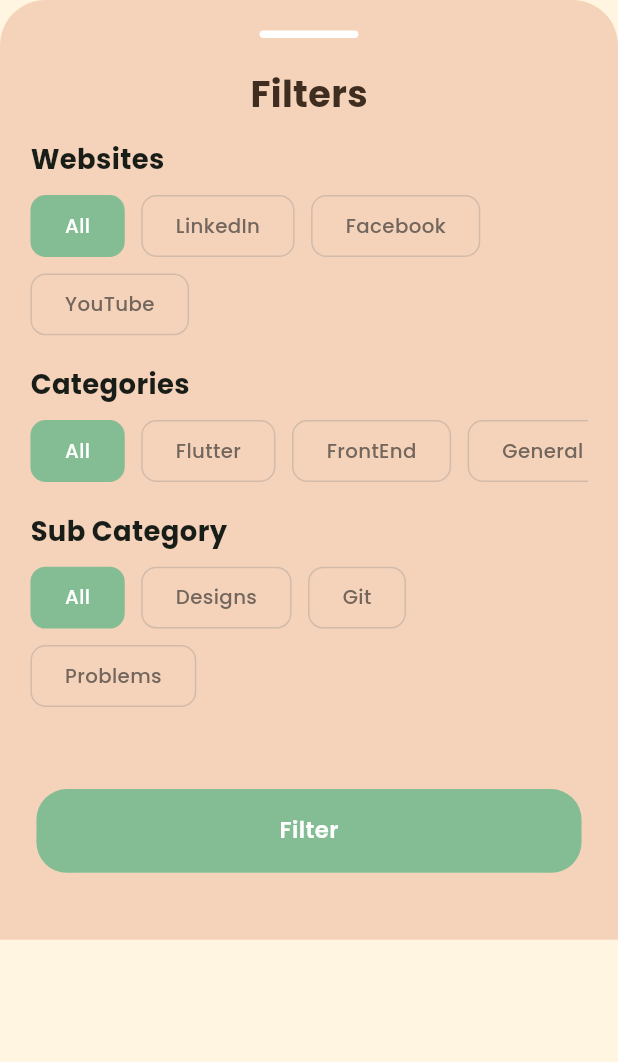
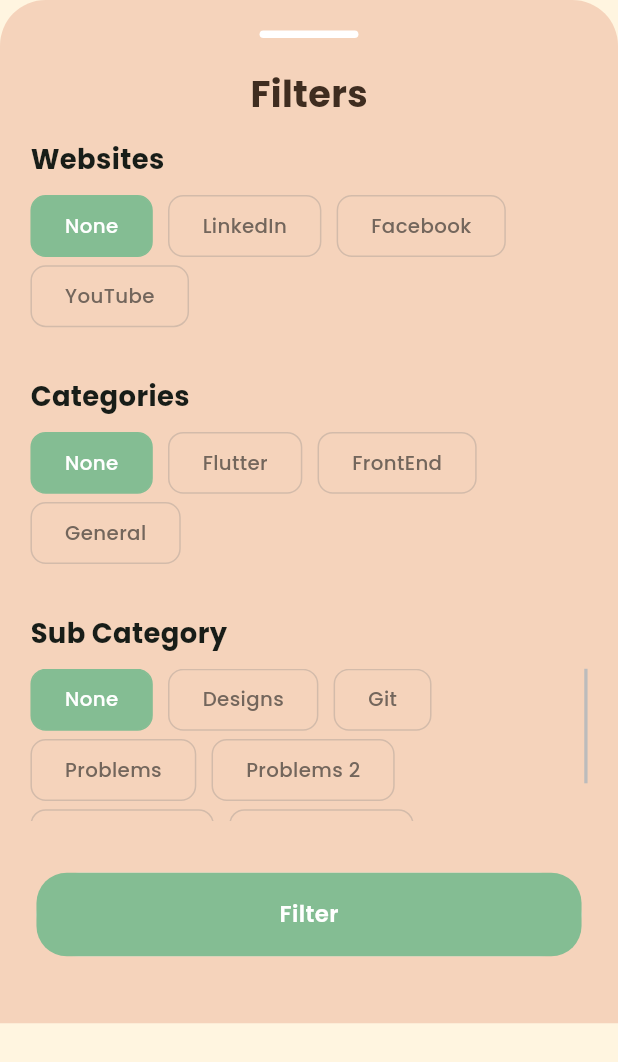
Before and after one commit to walidgithub/save_favorite_posts, a Flutter app: the FilterSheet widget shown alone on an empty page, opened directly, on a phone screen of 412 x 824 dp. Shown: the top 1062 px of the screen. Run offline on Flutter 3.47's test engine with Material 3 defaults, Android fonts, the phone set to English and light mode, and no system bars; our stand-ins replace animate_do, bloc, dartz, dio, dots_indicator, easy_localization and 16 more; accounts and stored records are empty.

Commit message:
finish search view design

```diff
--- a/lib/save_favorite_posts/domain/reposnses/category_response.dart
+++ b/lib/save_favorite_posts/domain/reposnses/category_response.dart
@@ -15,28 +15,8 @@ class CategoryResponse extends Equatable {
 
 
 List<CategoryResponse> categoryResponse = [
-  CategoryResponse(id: 1, title: 'All'),
+  CategoryResponse(id: 1, title: 'None'),
   CategoryResponse(id: 2, title: 'Flutter'),
   CategoryResponse(id: 3, title: 'FrontEnd'),
   CategoryResponse(id: 4, title: 'General'),
-  CategoryResponse(id: 4, title: 'General'),
-  CategoryResponse(id: 4, title: 'General'),
-  CategoryResponse(id: 4, title: 'General'),
-  CategoryResponse(id: 4, title: 'General'),
-  CategoryResponse(id: 4, title: 'General'),
-  CategoryResponse(id: 4, title: 'General'),
-  CategoryResponse(id: 4, title: 'General'),
-  CategoryResponse(id: 4, title: 'General'),
-  CategoryResponse(id: 4, title: 'General'),
-  CategoryResponse(id: 4, title: 'General'),
-  CategoryResponse(id: 4, title: 'General'),
-  CategoryResponse(id: 4, title: 'General'),
-  CategoryResponse(id: 4, title: 'General'),
-  CategoryResponse(id: 4, title: 'General'),
-  CategoryResponse(id: 4, title: 'General'),
-  CategoryResponse(id: 4, title: 'General'),
-  CategoryResponse(id: 4, title: 'General'),
-  CategoryResponse(id: 4, title: 'General'),
-  CategoryResponse(id: 4, title: 'General'),
-  CategoryResponse(id: 4, title: 'General'),
 ];
--- a/lib/save_favorite_posts/domain/reposnses/sub_category_response.dart
+++ b/lib/save_favorite_posts/domain/reposnses/sub_category_response.dart
@@ -15,8 +15,11 @@ class SubCategoryResponse extends Equatable {
 
 
 List<SubCategoryResponse> subCategoryResponse = [
-  SubCategoryResponse(id: 1, title: 'All'),
+  SubCategoryResponse(id: 1, title: 'None'),
   SubCategoryResponse(id: 2, title: 'Designs'),
   SubCategoryResponse(id: 3, title: 'Git'),
   SubCategoryResponse(id: 4, title: 'Problems'),
+  SubCategoryResponse(id: 4, title: 'Problems 2'),
+  SubCategoryResponse(id: 4, title: 'Problems 3'),
+  SubCategoryResponse(id: 4, title: 'Problems 4'),
 ];
--- a/lib/save_favorite_posts/domain/reposnses/website_response.dart
+++ b/lib/save_favorite_posts/domain/reposnses/website_response.dart
@@ -15,7 +15,7 @@ class WebsiteResponse extends Equatable {
 
 
 List<WebsiteResponse> websiteResponse = [
-  WebsiteResponse(id: 1, title: 'All'),
+  WebsiteResponse(id: 1, title: 'None'),
   WebsiteResponse(id: 2, title: 'LinkedIn'),
   WebsiteResponse(id: 3, title: 'Facebook'),
   WebsiteResponse(id: 4, title: 'YouTube'),
--- a/lib/save_favorite_posts/presentation/ui/search/components/filter_sheet.dart
+++ b/lib/save_favorite_posts/presentation/ui/search/components/filter_sheet.dart
@@ -16,6 +16,10 @@ class FilterSheet extends StatefulWidget {
 }
 
 class _FilterSheetState extends State<FilterSheet> {
+  final ScrollController _webScrollController = ScrollController();
+  final ScrollController _categoryScrollController = ScrollController();
+  final ScrollController _subCategoryScrollController = ScrollController();
+
   int selectedWebsite = 0;
   int selectedCategory = 0;
   int selectedSubCategory = 0;
@@ -41,9 +45,18 @@ class _FilterSheetState extends State<FilterSheet> {
           SizedBox(height: 13.h),
           Text('Websites', style: AppTypography.kBold18),
           SizedBox(height: 10.h),
-          Wrap(
-            runSpacing: 10.w,
-            spacing: 10.w,
+          SizedBox(
+            height: 100.h,
+            width: MediaQuery.sizeOf(context).width,
+            child: Scrollbar(
+              thumbVisibility: true,
+              thickness: 2.w,
+              controller: _webScrollController,
+              child: SingleChildScrollView(
+                controller: _webScrollController,
+                child: Wrap(
+                  runSpacing: 5.w,
+                  spacing: 10.h,
                   children: List.generate(
                       websiteResponse.length,
                       (index) => CategoryChip(
@@ -54,14 +67,24 @@ class _FilterSheetState extends State<FilterSheet> {
                           text: websiteResponse[index].title,
                           isSelected: selectedWebsite == index)),
                 ),
+              ),
+            ),
+          ),
           SizedBox(height: 20.h),
           Text('Categories', style: AppTypography.kBold18),
           SizedBox(height: 10.h),
-          SingleChildScrollView(
-            scrollDirection: Axis.horizontal,
+          SizedBox(
+            height: 100.h,
+            width: MediaQuery.sizeOf(context).width,
+            child: Scrollbar(
+              thumbVisibility: true,
+              thickness: 2.w,
+              controller: _categoryScrollController,
+              child: SingleChildScrollView(
+                controller: _categoryScrollController,
                 child: Wrap(
-              runSpacing: 10.w,
-              spacing: 10.w,
+                  runSpacing: 5.w,
+                  spacing: 10.h,
                   children: List.generate(
                       categoryResponse.length,
                       (index) => CategoryChip(
@@ -73,12 +96,23 @@ class _FilterSheetState extends State<FilterSheet> {
                           isSelected: selectedCategory == index)),
                 ),
               ),
+            ),
+          ),
           SizedBox(height: 20.h),
           Text('Sub Category', style: AppTypography.kBold18),
           SizedBox(height: 10.h),
-          Wrap(
-            runSpacing: 10.w,
-            spacing: 10.w,
+          SizedBox(
+            height: 100.h,
+            width: MediaQuery.sizeOf(context).width,
+            child: Scrollbar(
+              thumbVisibility: true,
+              thickness: 2.w,
+              controller: _subCategoryScrollController,
+              child: SingleChildScrollView(
+                controller: _subCategoryScrollController,
+                child: Wrap(
+                  runSpacing: 5.w,
+                  spacing: 10.h,
                   children: List.generate(
                       subCategoryResponse.length,
                       (index) => CategoryChip(
@@ -89,11 +123,12 @@ class _FilterSheetState extends State<FilterSheet> {
                           text: subCategoryResponse[index].title,
                           isSelected: selectedSubCategory == index)),
                 ),
-          SizedBox(height: 50.h),
+              ),
+            ),
+          ),
+          SizedBox(height: 30.h),
           PrimaryButton(
-            onTap: () {
-
-            },
+            onTap: () {},
             text: 'Filter',
           ),
           SizedBox(height: 20.h),
@@ -113,7 +148,8 @@ class CustomDivider extends StatelessWidget {
         height: 5.h,
         width: 60.w,
         decoration: BoxDecoration(
-            borderRadius: BorderRadius.circular(30.r), color: ColorManager.kWhite),
+            borderRadius: BorderRadius.circular(30.r),
+            color: ColorManager.kWhite),
       ),
     );
   }
--- a/pubspec.yaml
+++ b/pubspec.yaml
@@ -66,7 +66,6 @@ dependencies:
   image_stack: ^2.1.1
   simple_animations: ^5.0.2
   readmore: ^2.2.0
-  number_paginator: ^0.4.1
 
 dev_dependencies:
   flutter_test:
```
Also changed, not shown: lib/save_favorite_posts/presentation/ui/search/components/container_component.dart (added, +25 -0 lines), lib/save_favorite_posts/presentation/ui/search/components/pagination.dart (added, +357 -0 lines), lib/save_favorite_posts/presentation/ui/search/search_view.dart (+39 -15 lines), pubspec.lock. Lines whose indentation alone changed are shown as unchanged.
